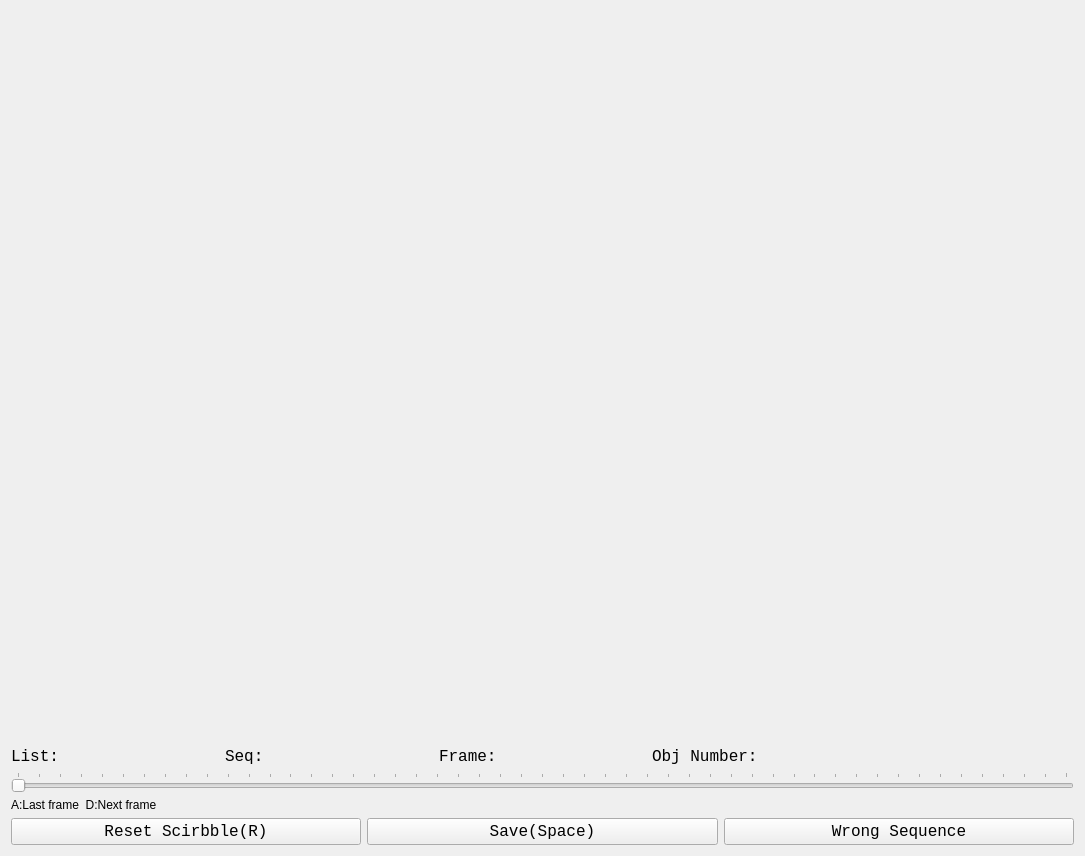
First picture: the form in scribble_collector_UI.ui, repository ShenhanQian/inital-scribble-collector, before the edit.
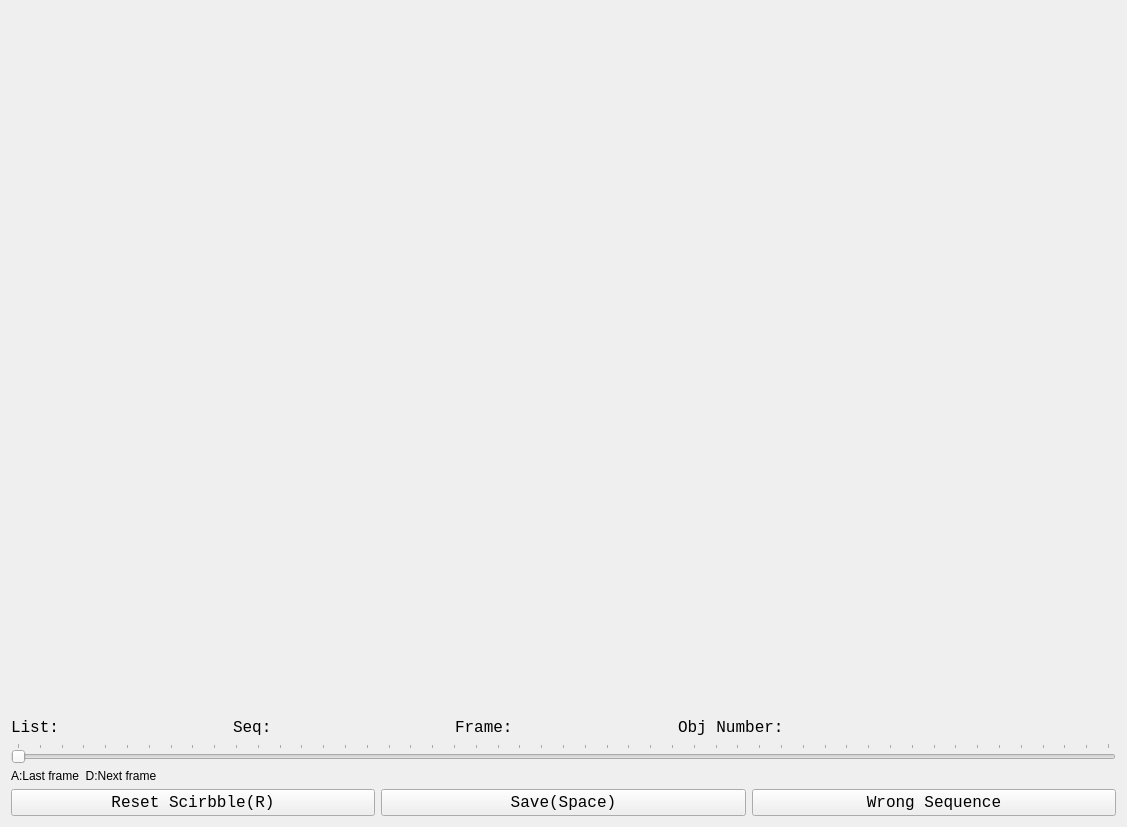
Second picture: the form after the edit.

The edit to the form file:
```diff
--- a/scribble_collector_UI.ui
+++ b/scribble_collector_UI.ui
@@ -6,8 +6,8 @@
    <rect>
     <x>0</x>
     <y>0</y>
-    <width>1085</width>
-    <height>856</height>
+    <width>1127</width>
+    <height>827</height>
    </rect>
   </property>
   <property name="sizePolicy">
@@ -25,7 +25,7 @@
      <item>
       <widget class="QLabel" name="canvas">
        <property name="sizePolicy">
-        <sizepolicy hsizetype="Preferred" vsizetype="MinimumExpanding">
+        <sizepolicy hsizetype="Expanding" vsizetype="Expanding">
          <horstretch>0</horstretch>
          <verstretch>0</verstretch>
         </sizepolicy>
```
